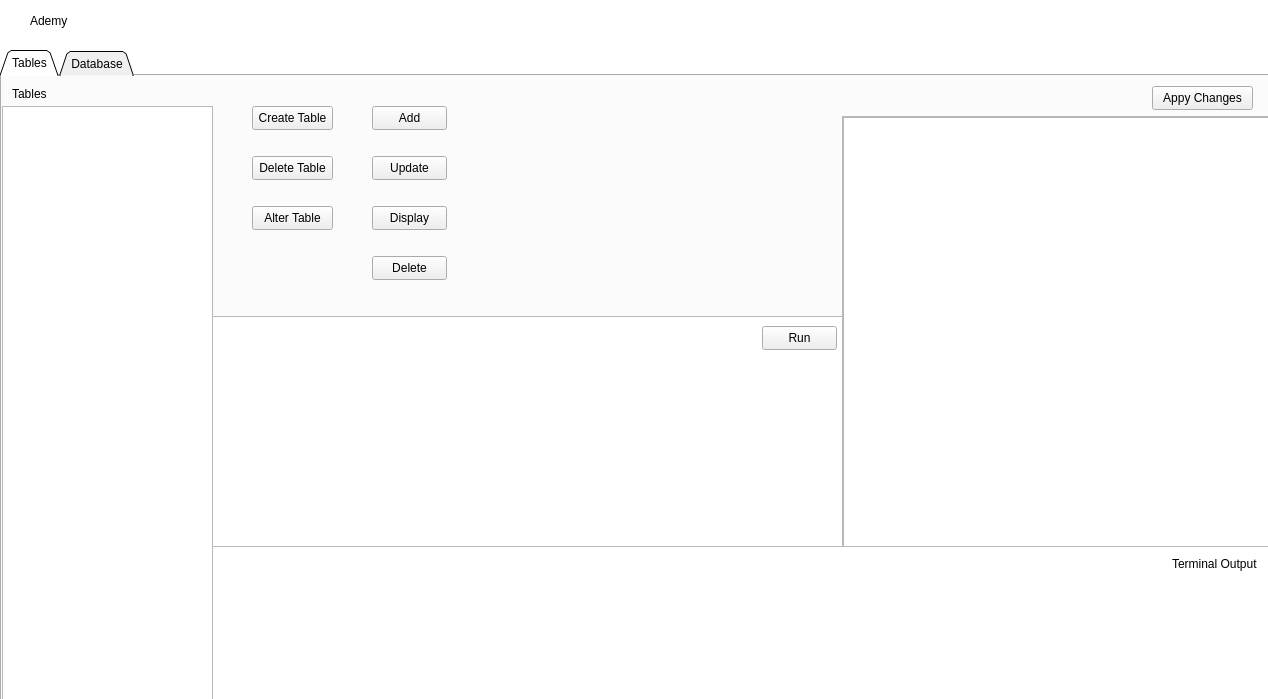
Above: ui/mainwindow.ui from Jedybox/Ademy before the change. Below: the same form after it.
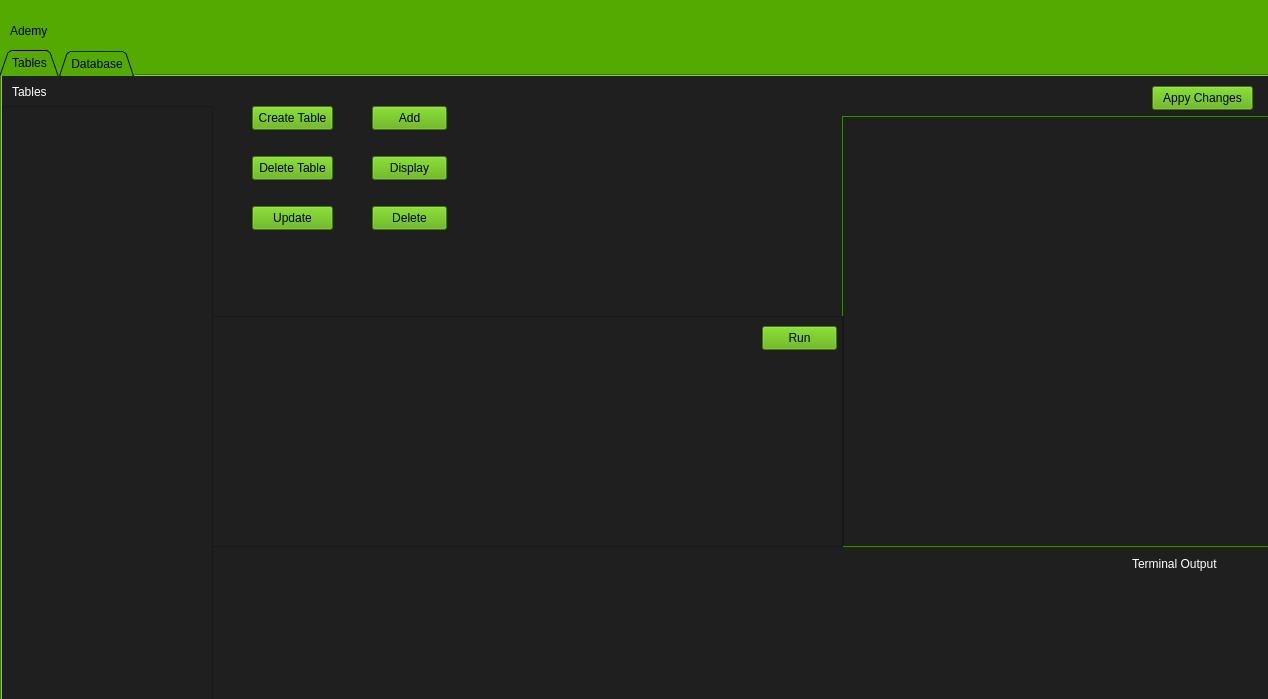
That is the form after the change.

Commit message: Refactor table creation and data addition logic, improve UI styles and layout

```diff
--- a/ui/mainwindow.ui
+++ b/ui/mainwindow.ui
@@ -35,10 +35,7 @@
    <string>Ademy</string>
   </property>
   <property name="styleSheet">
-   <string notr="true">QMainWindow {
-                background-color: white;
-                border-radius: 20px;
-            }</string>
+   <string notr="true">background:rgb(85, 170, 0)</string>
   </property>
   <property name="animated">
    <bool>false</bool>
@@ -56,8 +53,8 @@
    <widget class="QLabel" name="label">
     <property name="geometry">
      <rect>
-      <x>30</x>
-      <y>0</y>
+      <x>10</x>
+      <y>10</y>
       <width>141</width>
       <height>41</height>
      </rect>
@@ -138,19 +135,6 @@
        <string>Delete Table</string>
       </property>
      </widget>
-     <widget class="QPushButton" name="alterTabelBtn">
-      <property name="geometry">
-       <rect>
-        <x>250</x>
-        <y>130</y>
-        <width>81</width>
-        <height>24</height>
-       </rect>
-      </property>
-      <property name="text">
-       <string>Alter Table</string>
-      </property>
-     </widget>
      <widget class="QTextEdit" name="terminal">
       <property name="geometry">
        <rect>
@@ -163,6 +147,12 @@
       <property name="mouseTracking">
        <bool>true</bool>
       </property>
+      <property name="styleSheet">
+       <string notr="true">background:rgb(31, 31, 31);
+font: 600 12pt &quot;Yu Gothic UI Semibold&quot; ;
+color: rgb(255, 255, 255);
+</string>
+      </property>
       <property name="readOnly">
        <bool>true</bool>
       </property>
@@ -197,6 +187,13 @@
           <height>431</height>
          </rect>
         </property>
+        <property name="styleSheet">
+         <string notr="true">background:rgb(31, 31, 31);
+font: 600 12pt &quot;Yu Gothic UI Semibold&quot; ;
+color: rgb(255, 255, 255);
+
+</string>
+        </property>
        </widget>
       </widget>
      </widget>
@@ -229,9 +226,9 @@
      <widget class="QPushButton" name="updateOnTable">
       <property name="geometry">
        <rect>
-        <x>370</x>
-        <y>80</y>
-        <width>75</width>
+        <x>250</x>
+        <y>130</y>
+        <width>81</width>
         <height>24</height>
        </rect>
       </property>
@@ -243,7 +240,7 @@
       <property name="geometry">
        <rect>
         <x>370</x>
-        <y>130</y>
+        <y>80</y>
         <width>75</width>
         <height>24</height>
        </rect>
@@ -261,12 +258,18 @@
         <height>231</height>
        </rect>
       </property>
+      <property name="styleSheet">
+       <string notr="true">background:rgb(31, 31, 31);
+color: rgb(255, 255, 255);
+font: 700 24pt &quot;System&quot;;
+</string>
+      </property>
      </widget>
      <widget class="QPushButton" name="deleteFromTable">
       <property name="geometry">
        <rect>
         <x>370</x>
-        <y>180</y>
+        <y>130</y>
         <width>75</width>
         <height>24</height>
        </rect>
@@ -278,12 +281,17 @@
      <widget class="QLabel" name="label_2">
       <property name="geometry">
        <rect>
-        <x>1170</x>
+        <x>1130</x>
         <y>480</y>
-        <width>91</width>
+        <width>121</width>
         <height>16</height>
        </rect>
       </property>
+      <property name="styleSheet">
+       <string notr="true">font: 600 12pt &quot;Yu Gothic UI Semibold&quot; ;
+color: rgb(255, 255, 255);
+background: transparent;</string>
+      </property>
       <property name="text">
        <string>Terminal Output</string>
       </property>
@@ -310,20 +318,45 @@
         <height>601</height>
        </rect>
       </property>
+      <property name="styleSheet">
+       <string notr="true">background:rgb(31, 31, 31);
+font: 600 12pt &quot;Yu Gothic UI Semibold&quot; ;
+color: rgb(255, 255, 255);
+</string>
+      </property>
      </widget>
      <widget class="QLabel" name="label_3">
       <property name="geometry">
        <rect>
         <x>10</x>
-        <y>10</y>
-        <width>49</width>
-        <height>16</height>
+        <y>5</y>
+        <width>61</width>
+        <height>21</height>
        </rect>
       </property>
+      <property name="styleSheet">
+       <string notr="true">font: 600 12pt &quot;Yu Gothic UI Semibold&quot; ;
+color: rgb(255, 255, 255);
+background: transparent;</string>
+      </property>
       <property name="text">
        <string>Tables</string>
       </property>
      </widget>
+     <widget class="QWidget" name="widget" native="true">
+      <property name="geometry">
+       <rect>
+        <x>0</x>
+        <y>-1</y>
+        <width>1271</width>
+        <height>241</height>
+       </rect>
+      </property>
+      <property name="styleSheet">
+       <string notr="true">background:rgb(31, 31, 31)</string>
+      </property>
+     </widget>
+     <zorder>widget</zorder>
      <zorder>createTableBtn</zorder>
      <zorder>deleteTableBtn</zorder>
      <zorder>alterTabelBtn</zorder>
```
Left out of the diff: 11 changed lines with no effect on the pictures. The commit also changes 2 other files.
